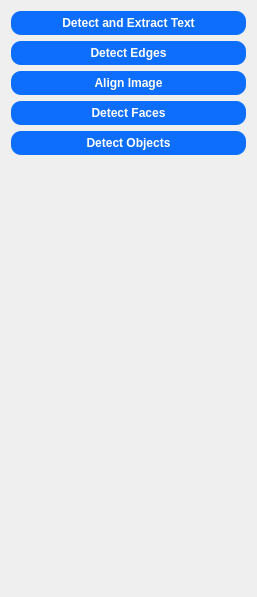
This is ui/tools.ui in 0xC0000409/ImageProcessor as Qt 5 draws it before an edit. The edited form follows.
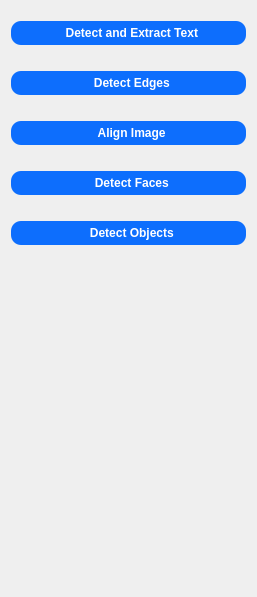
This is the edited form.

What changed in the file:
```diff
--- a/ui/tools.ui
+++ b/ui/tools.ui
@@ -20,6 +20,7 @@
 	padding: 5px;
 	color: white;
 	font-weight: bold;
+	margin: 10px 0 10px 0
 }
 
 QPushButton:hover {
@@ -30,35 +31,35 @@
    <item>
     <widget class="QPushButton" name="buttonExtractText">
      <property name="text">
-      <string>Detect and Extract Text</string>
+      <string>  Detect and Extract Text</string>
      </property>
     </widget>
    </item>
    <item>
     <widget class="QPushButton" name="buttonDetectEdges">
      <property name="text">
-      <string>Detect Edges</string>
+      <string>  Detect Edges</string>
      </property>
     </widget>
    </item>
    <item>
     <widget class="QPushButton" name="buttonAlignImage">
      <property name="text">
-      <string>Align Image</string>
+      <string>  Align Image</string>
      </property>
     </widget>
    </item>
    <item>
     <widget class="QPushButton" name="buttonDetectFaces">
      <property name="text">
-      <string>Detect Faces</string>
+      <string>  Detect Faces</string>
      </property>
     </widget>
    </item>
    <item>
     <widget class="QPushButton" name="buttonDetectObjects">
      <property name="text">
-      <string>Detect Objects</string>
+      <string>  Detect Objects</string>
      </property>
     </widget>
    </item>
```
